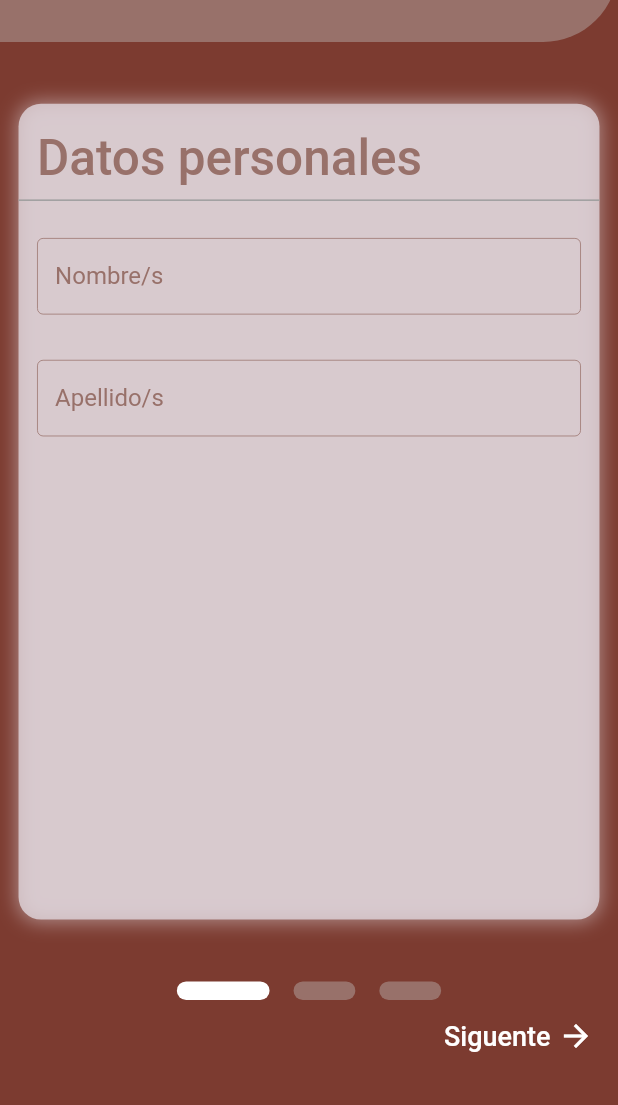
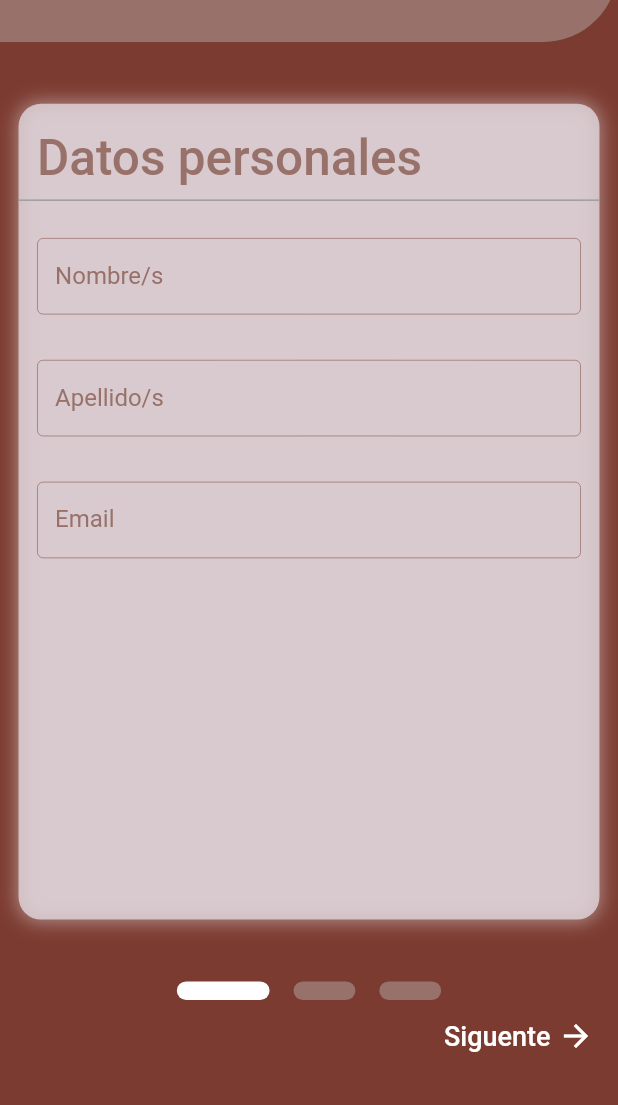
Before and after one commit to Tsuryu/arreglapp, a Flutter app: the ClientEnrollmentPage screen opened directly, on a phone screen of 412 x 824 dp, the part 131-1236 px from its top. Run offline on Flutter 3.47's test engine with Material 2 defaults, Android fonts, the phone set to English and light mode, and no system bars; missing offline and left inert: flutter_picker; statements that could not run were skipped.

Commit message:
login + session + email

```diff
--- a/lib/main.dart
+++ b/lib/main.dart
@@ -9,7 +9,7 @@ void main() {
   runApp(MultiProvider(
     providers: [
       ChangeNotifierProvider(create: (_) => ThemeChanger(2)),
-      ChangeNotifierProvider(create: (_) => UserProfileProvider()),
+      ChangeNotifierProvider(create: (_) => SessionProvider()),
     ],
     child: MyApp(),
   ));
--- a/lib/src/models/user_profile.dart
+++ b/lib/src/models/user_profile.dart
@@ -14,18 +14,21 @@ class UserProfile {
     this.password,
     this.firstName,
     this.lastName,
+    this.email,
   });
 
   String username;
   String password;
   String firstName;
   String lastName;
+  String email;
 
   factory UserProfile.fromJson(Map<String, dynamic> json) => UserProfile(
         username: json["username"],
         password: json["password"],
         firstName: json["first_name"],
         lastName: json["last_name"],
+        email: json["email"],
       );
 
   Map<String, dynamic> toJson() => {
@@ -33,5 +36,6 @@ class UserProfile {
         "password": password,
         "first_name": firstName,
         "last_name": lastName,
+        "email": email,
       };
 }
--- a/lib/src/pages/client_enrollment_page.dart
+++ b/lib/src/pages/client_enrollment_page.dart
@@ -275,6 +275,15 @@ class __ClientInfoFormState extends State<_ClientInfoForm> with AutomaticKeepAli
                   clientEnrollmentProvider.lastName = value;
                 },
               ),
+              CommonTextFormField(
+                initialvalue: clientEnrollmentProvider.email,
+                label: 'Email',
+                validateEmpty: true,
+                noSpaces: true,
+                onChange: (String value) {
+                  clientEnrollmentProvider.email = value;
+                },
+              ),
             ],
           ),
         ),
@@ -344,6 +353,7 @@ class _ClientEnrollmentProvider with ChangeNotifier {
   String _password;
   String _firstName;
   String _lastName;
+  String _email;
   bool _termsAndConditions = false;
 
   get username => this._username;
@@ -351,6 +361,7 @@ class _ClientEnrollmentProvider with ChangeNotifier {
   get firstName => this._firstName;
   get lastName => this._lastName;
   get termsAndConditions => this._termsAndConditions;
+  get email => this._email;
 
   set username(String value) {
     this._username = value;
@@ -385,6 +396,10 @@ class _ClientEnrollmentProvider with ChangeNotifier {
     this._pageController = value;
   }
 
+  set email(String value) {
+    this._email = value;
+  }
+
   bool isValidForm() {
     if (!this._personalDataFormKey.currentState.validate()) {
       this._pageController.animateToPage(0, duration: Duration(milliseconds: 500), curve: Curves.ease);
@@ -410,6 +425,7 @@ class _ClientEnrollmentProvider with ChangeNotifier {
     userProfile.lastName = this._lastName;
     userProfile.username = this._username;
     userProfile.password = this._password;
+    userProfile.email = this._email;
 
     return userProfile;
   }
--- a/lib/src/widgets/common_text_form_field.dart
+++ b/lib/src/widgets/common_text_form_field.dart
@@ -32,7 +32,7 @@ class CommonTextFormField extends StatelessWidget {
       padding: EdgeInsets.only(bottom: size.height * 0.01),
       child: TextFormField(
         initialValue: this.initialvalue,
-        inputFormatters: this.noSpaces ? [FilteringTextInputFormatter(RegExp(r'[a-zA-Z0-9-_]'), allow: true)] : [],
+        inputFormatters: this.noSpaces ? [FilteringTextInputFormatter(RegExp(r'[a-zA-Z0-9-_@.]'), allow: true)] : [],
         decoration: InputDecoration(
           isDense: true,
           labelText: this.label,
```
Also changed, not shown: lib/src/models/session.dart (added, +25 -0 lines), lib/src/pages/home_page.dart (+7 -2 lines), lib/src/pages/login_page.dart (+6 -6 lines), lib/src/providers/user_profile_provider.dart (+6 -6 lines), lib/src/services/session_service.dart (added, +35 -0 lines), lib/src/services/user_profile_service.dart (+0 -11 lines).
